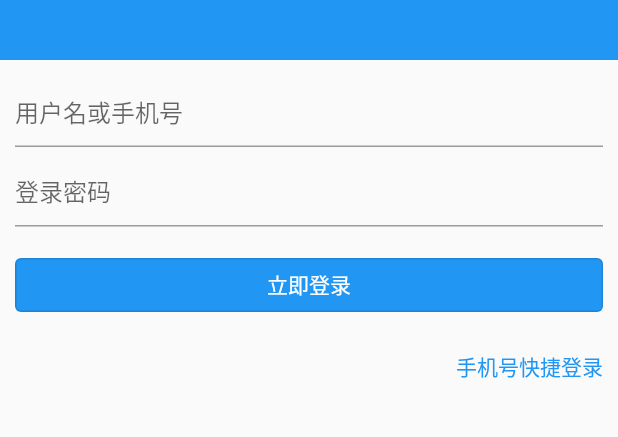
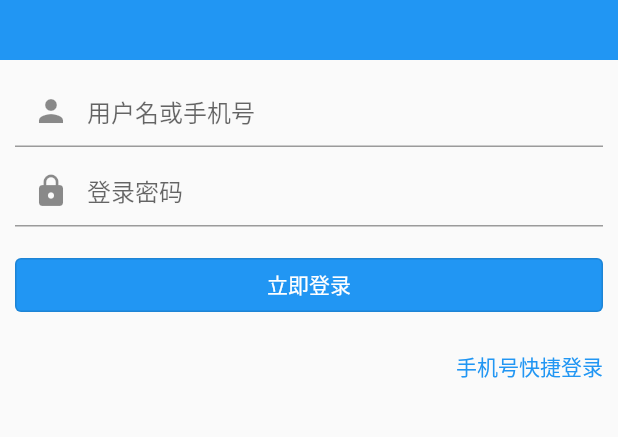
Before and after one commit to vcqzero/jjhy-app-refactor, a Flutter app: the screen it shows after launch, item 3 of the bottom bar chosen, after a tap on "登录", on a phone screen of 412 x 824 dp, the part 240-677 px from its top. Run offline on Flutter 3.47's test engine with Material 2 defaults, Android fonts, the phone set to English and light mode, and no system bars; our stand-ins replace dio, fluttertoast, get_storage, redux; network calls fail.

Commit message:
添加手机号

```diff
--- a/lib/main.dart
+++ b/lib/main.dart
@@ -2,12 +2,14 @@ import 'package:app/pages/login/Index.dart';
 import 'package:flutter/material.dart';
 import 'package:flutter/services.dart';
 import 'package:app/utils/MyToast.dart';
+import 'package:get_storage/get_storage.dart';
 import 'pages/home/Index.dart';
 import './pages/todo/Index.dart';
 import './pages/profile/Index.dart';
 import './pages/profile/Settings.dart';
 
-void main() {
+void main() async {
+  await GetStorage.init();
   runApp(MyApp());
   // 定义状态栏
 
--- a/lib/pages/login/Index.dart
+++ b/lib/pages/login/Index.dart
@@ -2,7 +2,9 @@ import 'dart:ui';
 import 'package:app/api/AuthApi.dart';
 import 'package:app/assets/ImageAssets.dart';
 import 'package:app/utils/MyDio.dart';
+import 'package:app/utils/MyStorage.dart';
 import 'package:app/widgets/MyWidgets.dart';
+import 'package:dio/dio.dart';
 import 'package:flutter/material.dart';
 
 class LoginPage extends StatefulWidget {
@@ -43,7 +45,9 @@ class _LoginIndexState extends State<LoginPage> {
           // 登录表单
           Padding(
             padding: EdgeInsets.all(10),
-            child: _ThePasswordSection(),
+            child: _loginMethod == LoginMethods.username
+                ? _ThePasswordSection()
+                : _ThePhoneSection(),
           ),
 
           // 登录方式切换按钮
@@ -98,6 +102,7 @@ class _ThePasswordSectionState extends State<_ThePasswordSection> {
             helperText: (_showHelper && _usernameController.text.isEmpty)
                 ? '请输入用户名或手机号'
                 : null,
+            prefixIcon: Icon(Icons.person),
             suffixIcon: _usernameController.text.isNotEmpty
                 ? GestureDetector(
                     child: Icon(Icons.close),
@@ -123,6 +128,7 @@ class _ThePasswordSectionState extends State<_ThePasswordSection> {
             helperText: (_showHelper && _passwordController.text.isEmpty)
                 ? '请输入登录密码'
                 : null,
+            prefixIcon: Icon(Icons.lock),
             suffixIcon: _passwordController.text.isNotEmpty
                 ? GestureDetector(
                     child: Icon(Icons.remove_red_eye),
@@ -139,12 +145,8 @@ class _ThePasswordSectionState extends State<_ThePasswordSection> {
         SizedBox(
           height: 15,
         ),
-        Row(
-          children: [
-            Expanded(
-              flex: 1,
-              child: MyWidgets.getOutlineButton(
-                  lable: '立即登录',
+        MyElevatedButton(
+          label: '立即登录',
           onPressed: () {
             String username = _usernameController.text;
             String password = _passwordController.text;
@@ -159,15 +161,60 @@ class _ThePasswordSectionState extends State<_ThePasswordSection> {
               password: password,
             );
             res.future.then((res) {
-                      print(res);
+              MyStorage.setToken(res.data['token']);
             }).catchError((err) {
-                      print(err);
+              print('err');
+              print(err.type);
             });
-                  }),
-            )
-          ],
+          },
         )
       ],
     );
   }
 }
+
+class _ThePhoneSection extends StatefulWidget {
+  _ThePhoneSection({Key? key}) : super(key: key);
+
+  @override
+  __ThePhoneSectionState createState() => __ThePhoneSectionState();
+}
+
+class __ThePhoneSectionState extends State<_ThePhoneSection> {
+  TextEditingController _controller = TextEditingController();
+  bool _showHelper = false;
+  @override
+  Widget build(BuildContext context) {
+    return Column(
+      children: [
+        TextField(
+          controller: _controller,
+          onChanged: (val) {
+            setState(() {});
+          },
+          decoration: InputDecoration(
+            hintText: '手机号',
+            helperText:
+                (_showHelper && _controller.text.isEmpty) ? '请输入手机号' : null,
+            prefixIcon: Icon(
+              Icons.phone_android,
+            ),
+          ),
+        ),
+        SizedBox(
+          height: 15,
+        ),
+        MyElevatedButton(
+          label: '发送验证码',
+          onPressed: () {
+            if (_controller.text.isEmpty) {
+              setState(() {
+                _showHelper = true;
+              });
+            }
+          },
+        )
+      ],
+    );
+  }
+}
--- a/lib/utils/MyDio.dart
+++ b/lib/utils/MyDio.dart
@@ -52,13 +52,19 @@ class MyDio {
         onError: (DioError e) async {
           // The request was made and the server responded with a status code
           // that falls out of the range of 2xx and is also not 304.
-          if (e.response != null) {
-          } else {
-            // Something happened in setting up or sending the request that triggered an Error
-          }
+          // if (e.response != null) {
+          // } else {
+          //   // Something happened in setting up or sending the request that triggered an Error
+          // }
           return e; //continue
         },
       ),
     );
+    // 请求日志
+    _instance.interceptors.add(LogInterceptor(
+      requestHeader: false,
+      responseHeader: false,
+      responseBody: true,
+    ));
   }
 }
--- /dev/null
+++ b/lib/utils/MyStorage.dart
@@ -0,0 +1,22 @@
+import 'package:get_storage/get_storage.dart';
+
+const _TOKEN_KEY = 'token_key';
+
+class MyStorage {
+  static final _storage = GetStorage();
+
+  /// 写入token
+  static void setToken(String token) {
+    _storage.write(_TOKEN_KEY, token);
+  }
+
+  /// 读取token
+  static String? getToken(String token) {
+    _storage.read<String>(_TOKEN_KEY);
+  }
+
+  /// 清空token
+  static void clearToken() {
+    _storage.remove(_TOKEN_KEY);
+  }
+}
--- a/lib/widgets/MyWidgets.dart
+++ b/lib/widgets/MyWidgets.dart
@@ -1,4 +1,5 @@
 import 'package:flutter/material.dart';
+import 'package:flutter/src/animation/animation.dart';
 
 class MyWidgets {
   /// 获取appBar
@@ -10,16 +11,42 @@ class MyWidgets {
       centerTitle: true,
     );
   }
+}
 
-  static getOutlineButton({void Function()? onPressed, required String lable}) {
-    return OutlinedButton(
-      style: ButtonStyle(
-        backgroundColor: MaterialStateProperty.all(Colors.blue),
-      ),
-      onPressed: onPressed,
-      child: Text(
-        lable,
-        style: TextStyle(color: Colors.white),
+class MyElevatedButton extends StatelessWidget {
+  final String label;
+  final Function()? onPressed;
+  final bool loading;
+  const MyElevatedButton({
+    Key? key,
+    required this.label,
+    this.onPressed,
+    this.loading = false,
+  }) : super(key: key);
+
+  @override
+  Widget build(BuildContext context) {
+    return Container(
+      width: double.infinity,
+      child: OutlinedButton(
+        style: ButtonStyle(
+          backgroundColor: MaterialStateProperty.all(Colors.blue),
+        ),
+        onPressed: onPressed,
+        child: loading
+            ? Container(
+                width: 20,
+                height: 20,
+                child: CircularProgressIndicator.adaptive(
+                  backgroundColor: Colors.blue,
+                  valueColor: AlwaysStoppedAnimation(Colors.white),
+                  strokeWidth: 2,
+                ),
+              )
+            : Text(
+                label,
+                style: TextStyle(color: Colors.white),
+              ),
       ),
     );
   }
--- a/pubspec.yaml
+++ b/pubspec.yaml
@@ -30,6 +30,7 @@ dependencies:
   cupertino_icons: ^1.0.2
   dio: ^4.0.0-beta5
   redux: ^5.0.0
+  get_storage: ^2.0.1
 
 dev_dependencies:
   flutter_test:
```
Also changed, not shown: pubspec.lock, 1 other file. Lines whose indentation alone changed are shown as unchanged.
